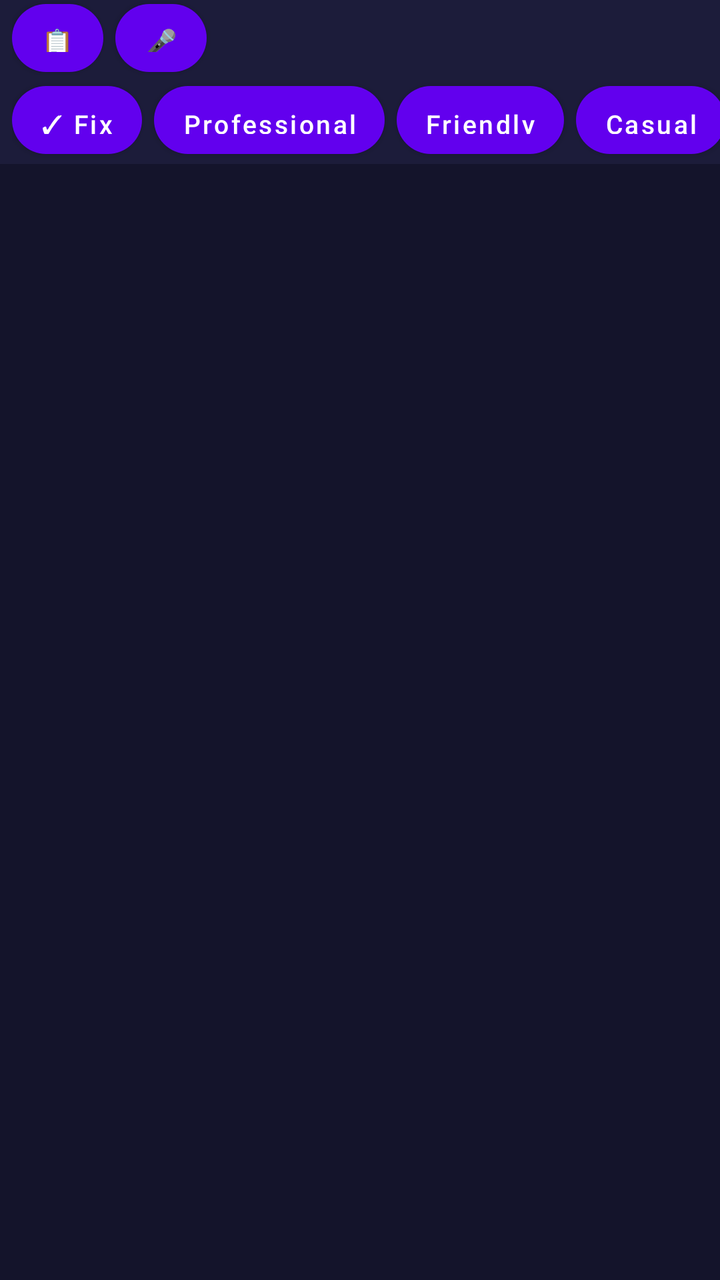
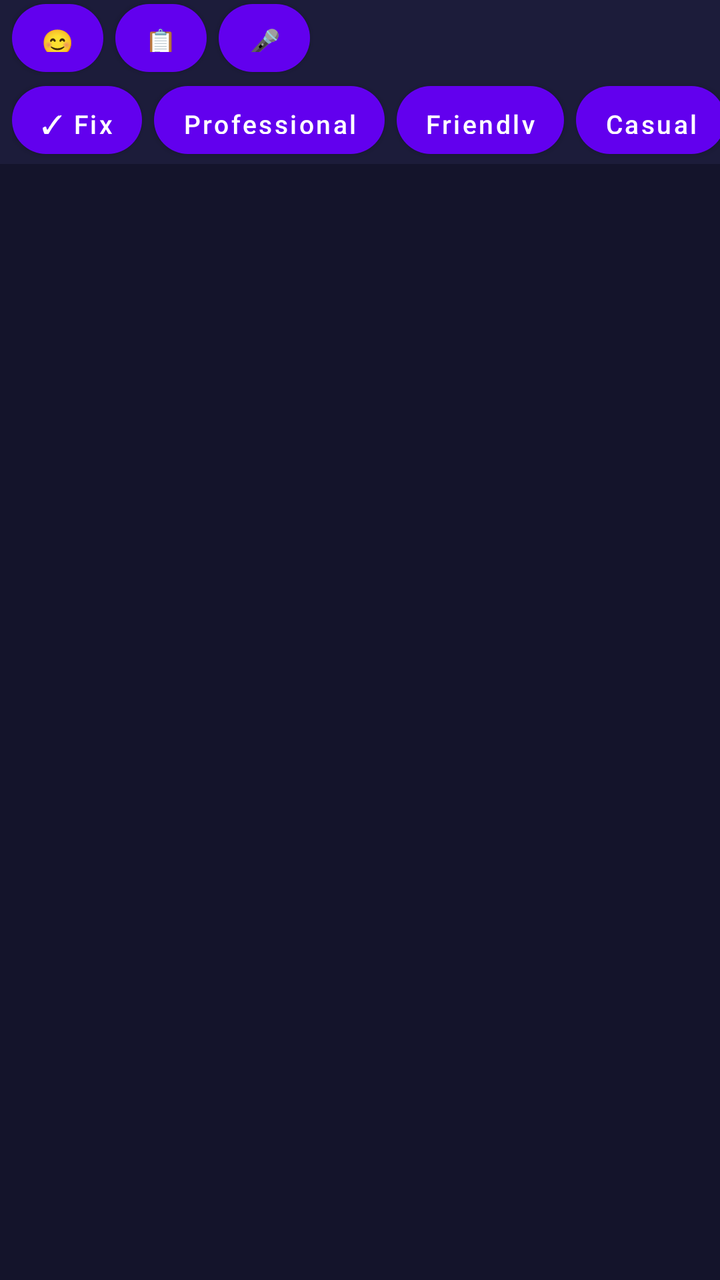

An Android layout rendered at two revisions. The XML below is the earlier revision; the diff shows what the commit changed to produce the second picture.
<!-- AndroidManifest.xml: application theme Theme.AIKeyboard -->
<!-- res/layout/keyboard_container.xml -->
<?xml version="1.0" encoding="utf-8"?>
<LinearLayout xmlns:android="http://schemas.android.com/apk/res/android"
    android:layout_width="match_parent"
    android:layout_height="wrap_content"
    android:orientation="vertical"
    android:background="#14142B">

    <LinearLayout
        android:id="@+id/aiPreviewPanel"
        android:layout_width="match_parent"
        android:layout_height="wrap_content"
        android:orientation="vertical"
        android:background="#1C1C3A"
        android:padding="10dp"
        android:visibility="gone">

        <TextView
            android:id="@+id/aiPreviewText"
            android:layout_width="match_parent"
            android:layout_height="wrap_content"
            android:maxLines="4"
            android:textColor="#FFFFFF"
            android:textSize="14sp"
            android:background="#14142B"
            android:padding="8dp" />

        <LinearLayout
            android:layout_width="match_parent"
            android:layout_height="wrap_content"
            android:orientation="horizontal"
            android:layout_marginTop="8dp"
            android:gravity="end">

            <Button
                android:id="@+id/btnPreviewCancel"
                style="@style/AiChip"
                android:text="✕ Cancel" />

            <Button
                android:id="@+id/btnPreviewAccept"
                style="@style/AiChip"
                android:text="✓ Use this" />

        </LinearLayout>
    </LinearLayout>

    
    <LinearLayout
        android:id="@+id/clipboardPanel"
        android:layout_width="match_parent"
        android:layout_height="wrap_content"
        android:orientation="vertical"
        android:background="#1C1C3A"
        android:padding="8dp"
        android:visibility="gone">

        <TextView
            android:layout_width="match_parent"
            android:layout_height="wrap_content"
            android:text="Clipboard history"
            android:textColor="#AAAAAA"
            android:textSize="12sp"
            android:paddingBottom="4dp" />

        <HorizontalScrollView
            android:layout_width="match_parent"
            android:layout_height="wrap_content"
            android:scrollbars="none">

            <LinearLayout
                android:id="@+id/clipboardList"
                android:layout_width="wrap_content"
                android:layout_height="wrap_content"
                android:orientation="horizontal" />

        </HorizontalScrollView>

    </LinearLayout>

    <LinearLayout
        android:id="@+id/wordSuggestBar"
        android:layout_width="match_parent"
        android:layout_height="38dp"
        android:orientation="horizontal"
        android:gravity="center_vertical"
        android:background="#1C1C3A"
        android:paddingStart="6dp"
        android:paddingEnd="6dp">

        <Button android:id="@+id/wordSuggest1" style="@style/AiChip" android:text="" android:visibility="gone" />
        <Button android:id="@+id/wordSuggest2" style="@style/AiChip" android:text="" android:visibility="gone" />
        <Button android:id="@+id/wordSuggest3" style="@style/AiChip" android:text="" android:visibility="gone" />

        <Button
            android:id="@+id/btnClipboard"
            style="@style/AiChip"
            android:text="📋" />

        <Button
            android:id="@+id/btnMic"
            style="@style/AiChip"
            android:text="🎤" />

    </LinearLayout>

    <HorizontalScrollView
        android:layout_width="match_parent"
        android:layout_height="44dp"
        android:scrollbars="none"
        android:background="#1C1C3A">

        <LinearLayout
            android:id="@+id/suggestionStrip"
            android:layout_width="wrap_content"
            android:layout_height="match_parent"
            android:orientation="horizontal"
            android:gravity="center_vertical"
            android:paddingStart="6dp"
            android:paddingEnd="6dp">

            <Button
                android:id="@+id/btnFixGrammar"
                style="@style/AiChip"
                android:text="✓ Fix" />

            <Button
                android:id="@+id/btnToneProfessional"
                style="@style/AiChip"
                android:text="Professional" />

            <Button
                android:id="@+id/btnToneFriendly"
                style="@style/AiChip"
                android:text="Friendly" />

            <Button
                android:id="@+id/btnToneCasual"
                style="@style/AiChip"
                android:text="Casual" />

            <Button
                android:id="@+id/btnToneFormal"
                style="@style/AiChip"
                android:text="Formal" />

            <Button
                android:id="@+id/btnToneFunny"
                style="@style/AiChip"
                android:text="Funny" />

            <Button
                android:id="@+id/btnToneFlirty"
                style="@style/AiChip"
                android:text="Flirty" />

            <Button
                android:id="@+id/btnSuggestReply"
                style="@style/AiChip"
                android:text="💬 Reply" />

        </LinearLayout>
    </HorizontalScrollView>

    <android.inputmethodservice.KeyboardView
        android:id="@+id/keyboardView"
        android:layout_width="match_parent"
        android:layout_height="wrap_content"
        android:keyBackground="@drawable/key_background"
        android:keyTextColor="#FFFFFF"
        android:keyTextSize="18sp"
        android:background="#14142B" />

</LinearLayout>
<!-- resources referenced by this layout -->
<resources>
  <!-- drawable key_background (drawable) -->
  <?xml version="1.0" encoding="utf-8"?>
  <selector xmlns:android="http://schemas.android.com/apk/res/android">
      <item android:state_pressed="true">
          <shape android:shape="rectangle">
              <solid android:color="#5B4FE8" />
              <corners android:radius="10dp" />
          </shape>
      </item>
      <item>
          <shape android:shape="rectangle">
              <solid android:color="#2A2A45" />
              <corners android:radius="10dp" />
          </shape>
      </item>
  </selector>
  <style name="AiChip">
          <item name="android:layout_width">wrap_content</item>
          <item name="android:layout_height">34dp</item>
          <item name="android:layout_marginEnd">6dp</item>
          <item name="android:paddingStart">14dp</item>
          <item name="android:paddingEnd">14dp</item>
          <item name="android:minWidth">0dp</item>
          <item name="android:minHeight">0dp</item>
          <item name="android:textAllCaps">false</item>
          <item name="android:textSize">13sp</item>
          <item name="android:textColor">#FFFFFF</item>
          <item name="android:background">@drawable/chip_background</item>
      </style>
  <style name="Theme.AIKeyboard" parent="Theme.MaterialComponents.DayNight.NoActionBar" />
  <!-- drawable chip_background (drawable) -->
  <?xml version="1.0" encoding="utf-8"?>
  <shape xmlns:android="http://schemas.android.com/apk/res/android" android:shape="rectangle">
      <solid android:color="#3A3A5C" />
      <corners android:radius="17dp" />
  </shape>
</resources>

<!-- the commit's change to res/layout/keyboard_container.xml (unified diff, before → after) -->
@@ -44,7 +44,6 @@
         </LinearLayout>
     </LinearLayout>
 
-    
     <LinearLayout
         android:id="@+id/clipboardPanel"
         android:layout_width="match_parent"
@@ -77,6 +76,23 @@
 
     </LinearLayout>
 
+    
+    <ScrollView
+        android:id="@+id/emojiPanel"
+        android:layout_width="match_parent"
+        android:layout_height="180dp"
+        android:background="#1C1C3A"
+        android:visibility="gone">
+
+        <GridLayout
+            android:id="@+id/emojiGrid"
+            android:layout_width="match_parent"
+            android:layout_height="wrap_content"
+            android:columnCount="8"
+            android:padding="4dp" />
+
+    </ScrollView>
+
     <LinearLayout
         android:id="@+id/wordSuggestBar"
         android:layout_width="match_parent"
@@ -90,6 +106,12 @@
         <Button android:id="@+id/wordSuggest1" style="@style/AiChip" android:text="" android:visibility="gone" />
         <Button android:id="@+id/wordSuggest2" style="@style/AiChip" android:text="" android:visibility="gone" />
         <Button android:id="@+id/wordSuggest3" style="@style/AiChip" android:text="" android:visibility="gone" />
+        <Button android:id="@+id/emojiSuggest" style="@style/AiChip" android:text="" android:visibility="gone" />
+
+        <Button
+            android:id="@+id/btnEmoji"
+            style="@style/AiChip"
+            android:text="😊" />
 
         <Button
             android:id="@+id/btnClipboard"
